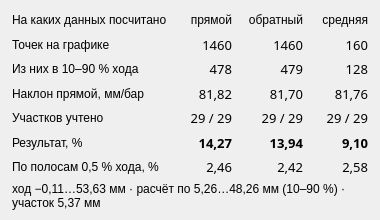
This is Src/Gui/MainWindow/Linearity/LinearityInfoPopup.ui in Fiasik/MpiPlatform as Qt 5 draws it before an edit. The edited form follows.
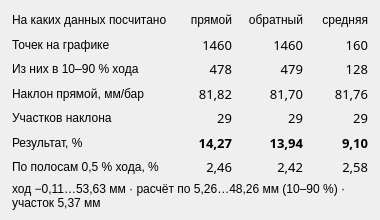
This is the edited form.

Patch:
```diff
--- a/Src/Gui/MainWindow/Linearity/LinearityInfoPopup.ui
+++ b/Src/Gui/MainWindow/Linearity/LinearityInfoPopup.ui
@@ -186,7 +186,7 @@
    <item row="4" column="0">
     <widget class="QLabel" name="label_infoWindows">
      <property name="text">
-      <string>Участков учтено</string>
+      <string>Участков наклона</string>
      </property>
     </widget>
    </item>
@@ -199,7 +199,7 @@
       </font>
      </property>
      <property name="text">
-      <string>29 / 29</string>
+      <string>29</string>
      </property>
      <property name="alignment">
       <set>Qt::AlignmentFlag::AlignRight|Qt::AlignmentFlag::AlignTrailing|Qt::AlignmentFlag::AlignVCenter</set>
@@ -215,7 +215,7 @@
       </font>
      </property>
      <property name="text">
-      <string>29 / 29</string>
+      <string>29</string>
      </property>
      <property name="alignment">
       <set>Qt::AlignmentFlag::AlignRight|Qt::AlignmentFlag::AlignTrailing|Qt::AlignmentFlag::AlignVCenter</set>
@@ -330,7 +330,7 @@
       </font>
      </property>
      <property name="text">
-      <string>29 / 29</string>
+      <string>29</string>
      </property>
      <property name="alignment">
       <set>Qt::AlignmentFlag::AlignRight|Qt::AlignmentFlag::AlignTrailing|Qt::AlignmentFlag::AlignVCenter</set>
```
